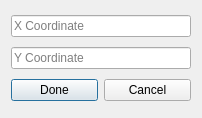
The window that src/dialogs/editcoordinates/editcoordinates.ui (levirogalla/truss-gui) describes before a commit, drawn with Qt 5.
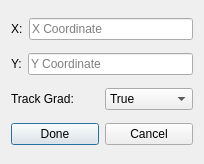
The same window after the commit.

Commit message: fix: add track grad selection to joint edit menu

Diff of the .ui file:
```diff
--- a/src/dialogs/editcoordinates/editcoordinates.ui
+++ b/src/dialogs/editcoordinates/editcoordinates.ui
@@ -9,8 +9,8 @@
    <rect>
     <x>0</x>
     <y>0</y>
-    <width>202</width>
-    <height>118</height>
+    <width>204</width>
+    <height>164</height>
    </rect>
   </property>
   <property name="windowTitle">
@@ -21,12 +21,32 @@
   </property>
   <layout class="QVBoxLayout" name="verticalLayout">
    <item>
+    <layout class="QHBoxLayout" name="horizontalLayout_4">
+     <item>
+      <widget class="QLabel" name="label_3">
+       <property name="text">
+        <string>X:</string>
+       </property>
+      </widget>
+     </item>
+     <item>
     <widget class="QLineEdit" name="xCoordinate">
      <property name="placeholderText">
       <string>X Coordinate</string>
      </property>
     </widget>
    </item>
+    </layout>
+   </item>
+   <item>
+    <layout class="QHBoxLayout" name="horizontalLayout_2">
+     <item>
+      <widget class="QLabel" name="label_2">
+       <property name="text">
+        <string>Y:</string>
+       </property>
+      </widget>
+     </item>
    <item>
     <widget class="QLineEdit" name="yCoordinate">
      <property name="font">
@@ -38,6 +58,33 @@
       <string>Y Coordinate</string>
      </property>
     </widget>
+     </item>
+    </layout>
+   </item>
+   <item>
+    <layout class="QHBoxLayout" name="horizontalLayout_3">
+     <item>
+      <widget class="QLabel" name="label">
+       <property name="text">
+        <string>Track Grad:</string>
+       </property>
+      </widget>
+     </item>
+     <item>
+      <widget class="QComboBox" name="trackGrad">
+       <item>
+        <property name="text">
+         <string>True</string>
+        </property>
+       </item>
+       <item>
+        <property name="text">
+         <string>False</string>
+        </property>
+       </item>
+      </widget>
+     </item>
+    </layout>
    </item>
    <item>
     <layout class="QHBoxLayout" name="horizontalLayout">
```
Lines whose indentation alone changed are shown as unchanged. The commit also changes 7 other files.
